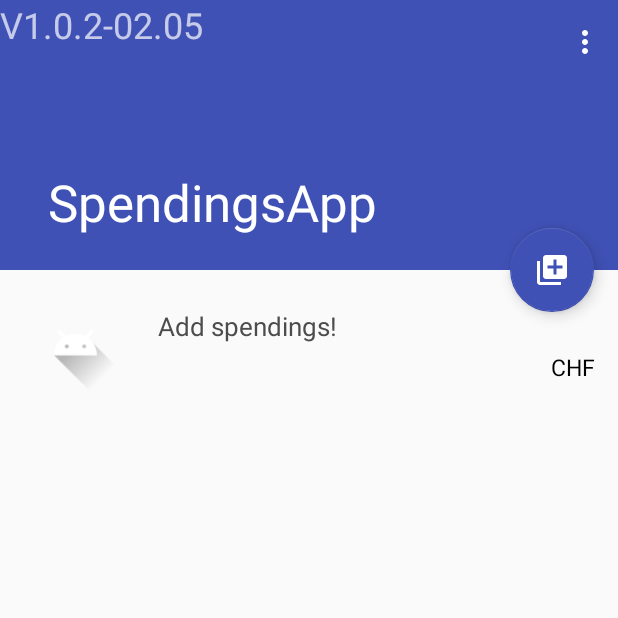
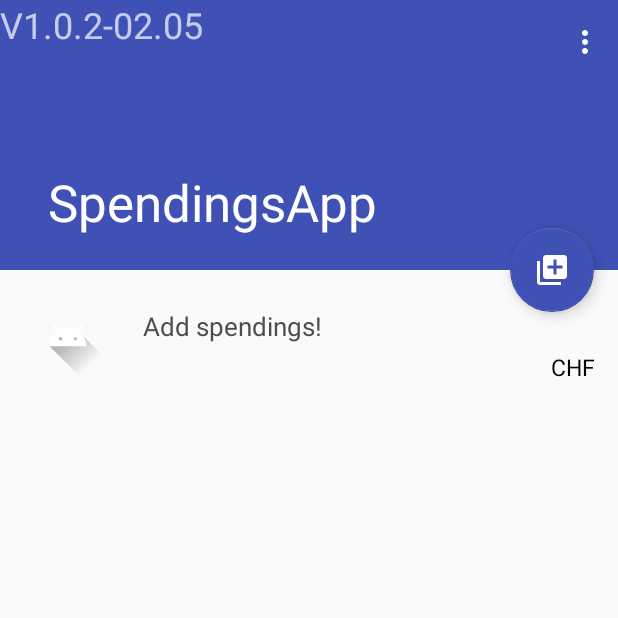
Before and after one commit to cyrilwelschen/SpendingsApp, an Android app: the screen it shows after launch (ScrollingActivity), on a phone screen of 412 x 824 dp, the top half of it. Run offline under Robolectric (Android 15) with nearby library versions, the phone set to English and light mode, and no system bars.

Commit message:
smaller icons part 1

```diff
--- a/app/src/main/res/layout/layout_listitem.xml
+++ b/app/src/main/res/layout/layout_listitem.xml
@@ -7,8 +7,8 @@
     <android.support.v7.widget.AppCompatImageView
         android:id="@+id/category_image"
         android:src="@mipmap/standard_category"
-        android:layout_width="70dp"
-        android:layout_height="70dp" />
+        android:layout_width="60dp"
+        android:layout_height="60dp" />
 
     <TextView
         android:id="@+id/categories"
```
